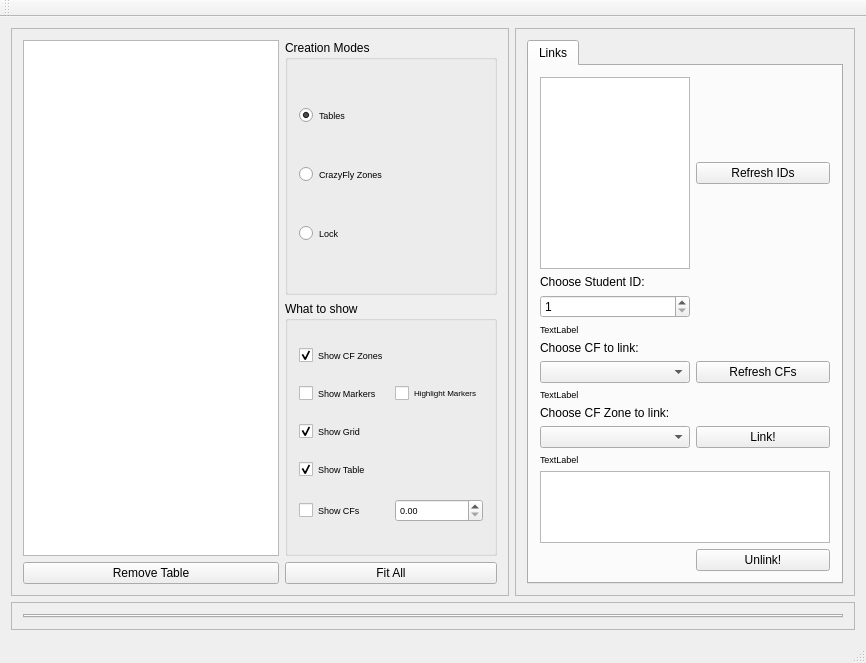
alexdidier/rampc-quadrotor, file pps_ws/src/d_fall_pps/GUI_Qt/CrazyFlyGUI/src/mainguiwindow.ui: the form before one commit.
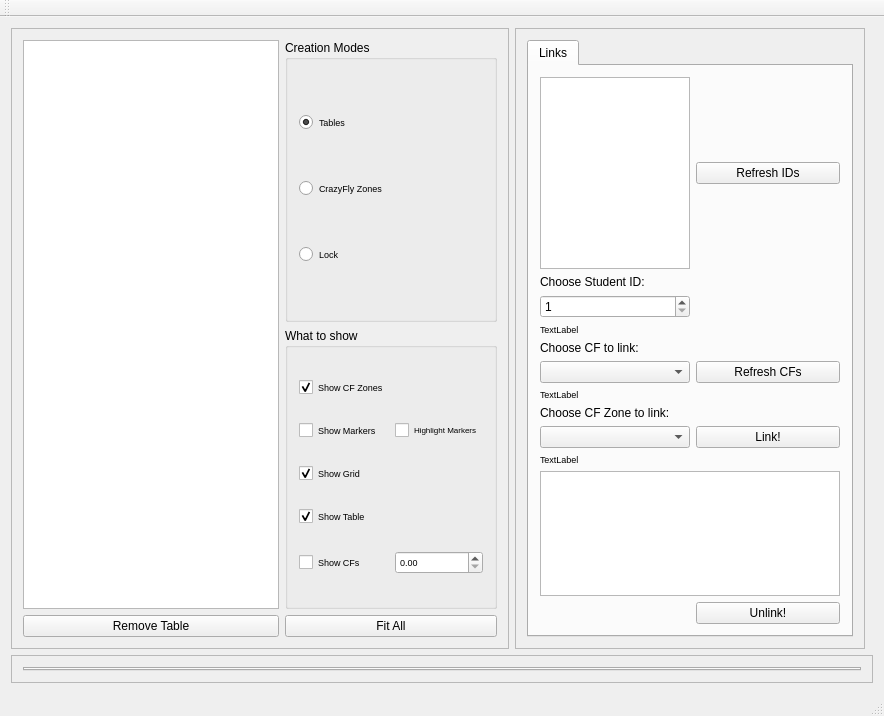
The form after the commit. Custom widgets are drawn as their Qt base class.

What changed in the file:
```diff
--- a/pps_ws/src/d_fall_pps/GUI_Qt/CrazyFlyGUI/src/mainguiwindow.ui
+++ b/pps_ws/src/d_fall_pps/GUI_Qt/CrazyFlyGUI/src/mainguiwindow.ui
@@ -6,8 +6,8 @@
    <rect>
     <x>0</x>
     <y>0</y>
-    <width>866</width>
-    <height>587</height>
+    <width>884</width>
+    <height>716</height>
    </rect>
   </property>
   <property name="windowTitle">
@@ -233,6 +233,43 @@
       <zorder>pushButton_fitAll</zorder>
      </widget>
     </item>
+    <item row="1" column="0" colspan="3">
+     <widget class="QFrame" name="frame">
+      <property name="sizePolicy">
+       <sizepolicy hsizetype="MinimumExpanding" vsizetype="MinimumExpanding">
+        <horstretch>0</horstretch>
+        <verstretch>0</verstretch>
+       </sizepolicy>
+      </property>
+      <property name="frameShape">
+       <enum>QFrame::StyledPanel</enum>
+      </property>
+      <property name="frameShadow">
+       <enum>QFrame::Raised</enum>
+      </property>
+      <layout class="QVBoxLayout" name="verticalLayout_3">
+       <item>
+        <widget class="QTabWidget" name="tabWidget">
+         <property name="sizePolicy">
+          <sizepolicy hsizetype="Expanding" vsizetype="Expanding">
+           <horstretch>0</horstretch>
+           <verstretch>0</verstretch>
+          </sizepolicy>
+         </property>
+         <property name="layoutDirection">
+          <enum>Qt::LeftToRight</enum>
+         </property>
+         <property name="currentIndex">
+          <number>-1</number>
+         </property>
+         <property name="tabsClosable">
+          <bool>true</bool>
+         </property>
+        </widget>
+       </item>
+      </layout>
+     </widget>
+    </item>
     <item row="0" column="1">
      <widget class="QFrame" name="frame_3">
       <property name="sizePolicy">
@@ -443,43 +480,6 @@
       </layout>
      </widget>
     </item>
-    <item row="1" column="0" colspan="2">
-     <widget class="QFrame" name="frame">
-      <property name="sizePolicy">
-       <sizepolicy hsizetype="MinimumExpanding" vsizetype="MinimumExpanding">
-        <horstretch>0</horstretch>
-        <verstretch>0</verstretch>
-       </sizepolicy>
-      </property>
-      <property name="frameShape">
-       <enum>QFrame::StyledPanel</enum>
-      </property>
-      <property name="frameShadow">
-       <enum>QFrame::Raised</enum>
-      </property>
-      <layout class="QVBoxLayout" name="verticalLayout_3">
-       <item>
-        <widget class="QTabWidget" name="tabWidget">
-         <property name="sizePolicy">
-          <sizepolicy hsizetype="Expanding" vsizetype="Expanding">
-           <horstretch>0</horstretch>
-           <verstretch>0</verstretch>
-          </sizepolicy>
-         </property>
-         <property name="layoutDirection">
-          <enum>Qt::LeftToRight</enum>
-         </property>
-         <property name="currentIndex">
-          <number>-1</number>
-         </property>
-         <property name="tabsClosable">
-          <bool>true</bool>
-         </property>
-        </widget>
-       </item>
-      </layout>
-     </widget>
-    </item>
    </layout>
   </widget>
   <widget class="QMenuBar" name="menuBar">
```
Left out of the diff: 16 changed lines with no effect on the pictures.
